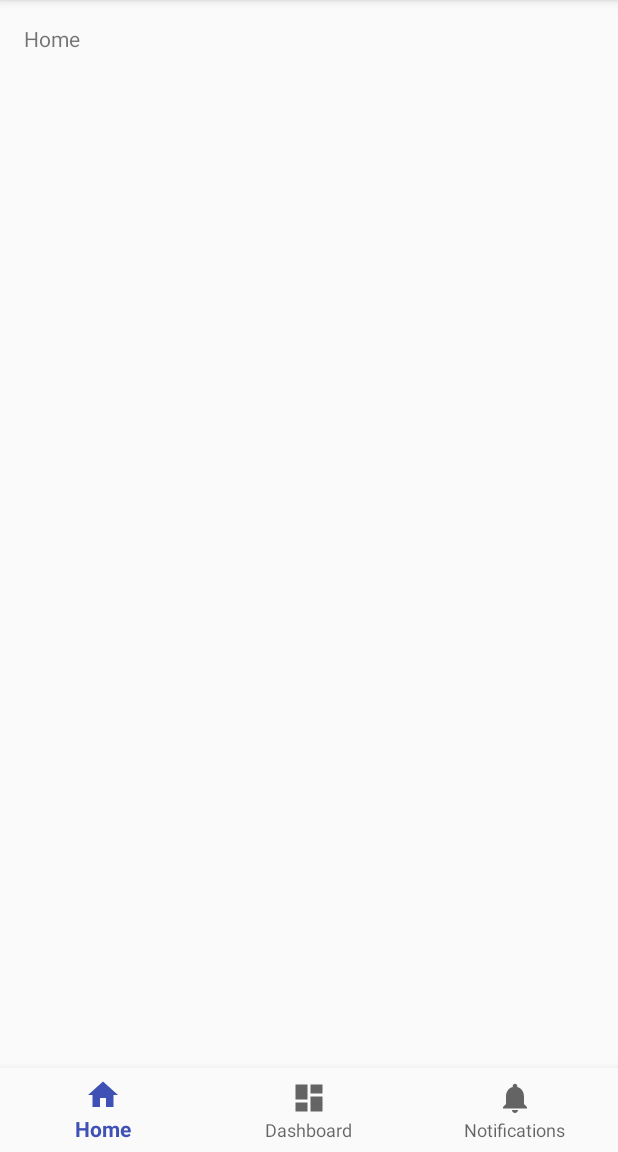
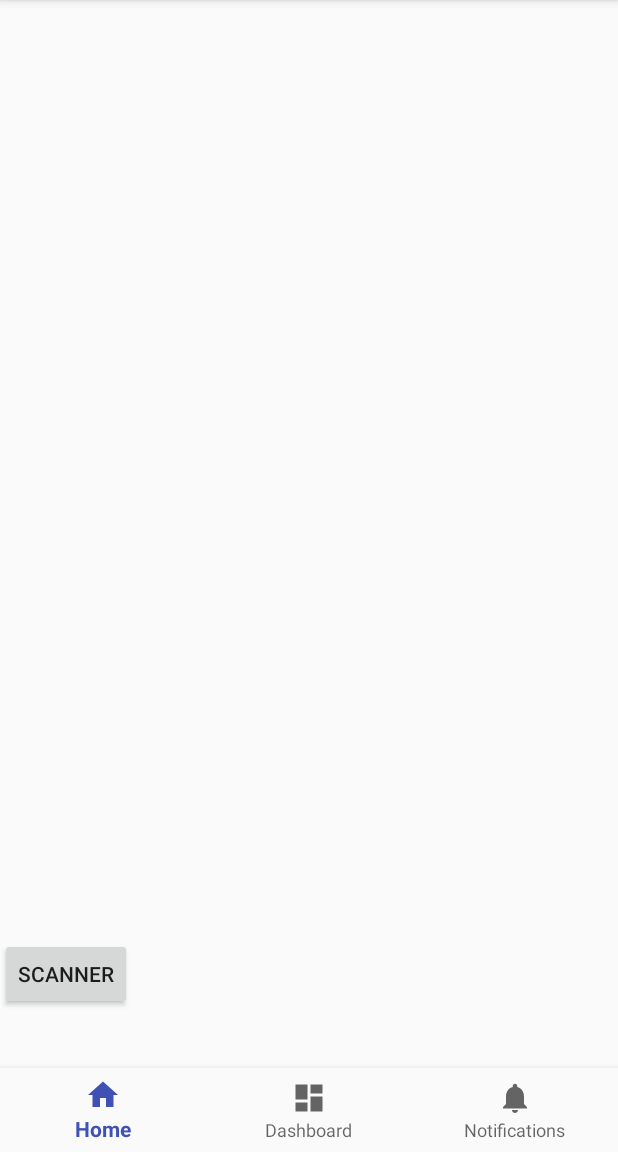
Before and after one commit to Diego-Garzon-Molina/TFM-UPM, an Android app: the screen it shows after launch (MainActivity), on a phone screen of 412 x 824 dp, the part 84-1236 px from its top. Run offline under Robolectric (Android 15) with nearby library versions, the phone set to English and light mode, and no system bars; libraries missing offline, so code that uses them is left out: com.google.zxing.integration.

Commit message:
Primer prototipo de scanner de codigo de barras, scaneo por botón

```diff
--- a/app/src/main/AndroidManifest.xml
+++ b/app/src/main/AndroidManifest.xml
@@ -1,6 +1,7 @@
 <?xml version="1.0" encoding="utf-8"?>
 <manifest xmlns:android="http://schemas.android.com/apk/res/android"
     package="com.example.diego.baymax">
+    <uses-permission android:name="android.permission.CAMERA" />
 
     <application
         android:allowBackup="true"
--- a/app/src/main/java/com/example/diego/baymax/MainActivity.java
+++ b/app/src/main/java/com/example/diego/baymax/MainActivity.java
@@ -1,15 +1,27 @@
 package com.example.diego.baymax;
 
+import android.Manifest;
+import android.content.Intent;
+import android.content.pm.PackageManager;
+import android.os.Build;
 import android.os.Bundle;
 import android.support.annotation.NonNull;
 import android.support.design.widget.BottomNavigationView;
+import android.support.v4.content.ContextCompat;
 import android.support.v7.app.AppCompatActivity;
 import android.view.MenuItem;
+import android.view.View;
+import android.widget.Button;
 import android.widget.TextView;
+import android.widget.Toast;
+
+import com.google.zxing.integration.android.IntentIntegrator;
+import com.google.zxing.integration.android.IntentResult;
 
 public class MainActivity extends AppCompatActivity {
 
-    private TextView mTextMessage;
+    private TextView mTextMessage,scan_format,scan_content;
+    private Button scanner;
 
     private BottomNavigationView.OnNavigationItemSelectedListener mOnNavigationItemSelectedListener
             = new BottomNavigationView.OnNavigationItemSelectedListener() {
@@ -36,10 +48,75 @@ public class MainActivity extends AppCompatActivity {
     protected void onCreate(Bundle savedInstanceState) {
         super.onCreate(savedInstanceState);
         setContentView(R.layout.activity_main);
+        scan_content = (TextView) findViewById(R.id.scan_content);
+        scan_format = (TextView) findViewById(R.id.scan_format);
 
-        mTextMessage = (TextView) findViewById(R.id.message);
+        scanner = (Button) findViewById(R.id.scan_button);
+        scanner.setOnClickListener(new View.OnClickListener() {
+            @Override
+            public void onClick(View view) {
+                if(permisoCamara())scanNow(view);
+            }
+        });
+
+        //mTextMessage = (TextView) findViewById(R.id.message);
         BottomNavigationView navigation = (BottomNavigationView) findViewById(R.id.navigation);
         navigation.setOnNavigationItemSelectedListener(mOnNavigationItemSelectedListener);
     }
+    public void scanNow(View view){
+        IntentIntegrator integrator = new IntentIntegrator(this);
+        integrator.setDesiredBarcodeFormats(IntentIntegrator.ONE_D_CODE_TYPES);
+        integrator.setPrompt("Scan a barcode");
+        integrator.setResultDisplayDuration(0);
+        integrator.setWide();  // Wide scanning rectangle, may work better for 1D barcodes
+        integrator.setCameraId(0);  // Use a specific camera of the device
+        integrator.initiateScan();
+    }
+
+
+    public boolean permisoCamara(){
+        if (Build.VERSION.SDK_INT >= Build.VERSION_CODES.M) {
+            if (ContextCompat.checkSelfPermission(this, Manifest.permission.CAMERA) ==
+                    PackageManager.PERMISSION_GRANTED) {
+               return true;
+
+            } else {
+                if (shouldShowRequestPermissionRationale(Manifest.permission.CAMERA)) {
+                    Toast.makeText(this, "La camara necesita permiso", Toast.LENGTH_SHORT).show();
+                    return false;
+                }
+                requestPermissions(new String[]{Manifest.permission.CAMERA,Manifest.permission.WRITE_EXTERNAL_STORAGE}, 1);
+                return false;
+            }
+        } else {
+         return true;
+
+        }
+    }
+    /**
+     * function handle scan result
+     * @param requestCode
+     * @param resultCode
+     * @param intent
+     */
+    public void onActivityResult(int requestCode, int resultCode, Intent intent) {
+        //retrieve scan result
+        IntentResult scanningResult = IntentIntegrator.parseActivityResult(requestCode, resultCode, intent);
+
+        if (scanningResult != null) {
+            //we have a result
+            String scanContent = scanningResult.getContents();
+            String scanFormat = scanningResult.getFormatName();
+
+            // display it on screen
+            scan_format.setText("FORMAT: " + scanFormat);
+            scan_content.setText("CONTENT: " + scanContent);
+
+        }else{
+            Toast toast = Toast.makeText(getApplicationContext(),"No scan data received!", Toast.LENGTH_SHORT);
+            toast.show();
+        }
+    }
+
 
 }
--- a/app/src/main/res/layout/activity_main.xml
+++ b/app/src/main/res/layout/activity_main.xml
@@ -14,17 +14,27 @@
         android:layout_height="0dp"
         android:layout_weight="1">
 
-        <TextView
-            android:id="@+id/message"
-            android:layout_width="match_parent"
-            android:layout_height="wrap_content"
-            android:layout_marginBottom="@dimen/activity_vertical_margin"
-            android:layout_marginLeft="@dimen/activity_horizontal_margin"
-            android:layout_marginRight="@dimen/activity_horizontal_margin"
-            android:layout_marginTop="@dimen/activity_vertical_margin"
-            android:text="@string/title_home" />
-
     </FrameLayout>
+    <Button android:id="@+id/scan_button"
+        android:layout_width="wrap_content"
+        android:layout_height="wrap_content"
+        android:layout_centerHorizontal="true"
+        android:text="@string/scan"
+        android:onClick="scanNow" />
+    <TextView
+        android:id="@+id/scan_format"
+        android:layout_width="wrap_content"
+        android:layout_height="wrap_content"
+        android:textIsSelectable="true"
+        android:layout_centerHorizontal="true"
+        android:layout_below="@id/scan_button" />
+    <TextView
+        android:id="@+id/scan_content"
+        android:layout_width="wrap_content"
+        android:layout_height="wrap_content"
+        android:textIsSelectable="true"
+        android:layout_centerHorizontal="true"
+        android:layout_below="@id/scan_format" />
 
     <android.support.design.widget.BottomNavigationView
         android:id="@+id/navigation"
--- a/app/src/main/res/values/strings.xml
+++ b/app/src/main/res/values/strings.xml
@@ -3,4 +3,5 @@
     <string name="title_home">Home</string>
     <string name="title_dashboard">Dashboard</string>
     <string name="title_notifications">Notifications</string>
+    <string name="scan">Scanner</string>
 </resources>
```
Also changed, not shown: app/build.gradle (+18 -0 lines).
